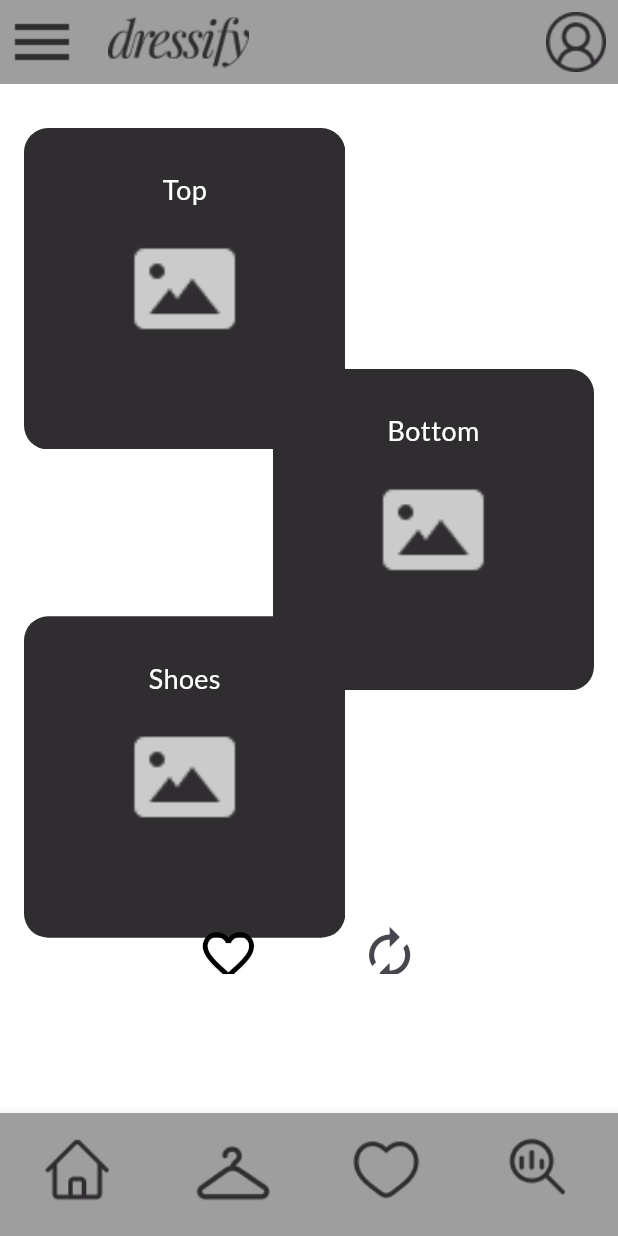
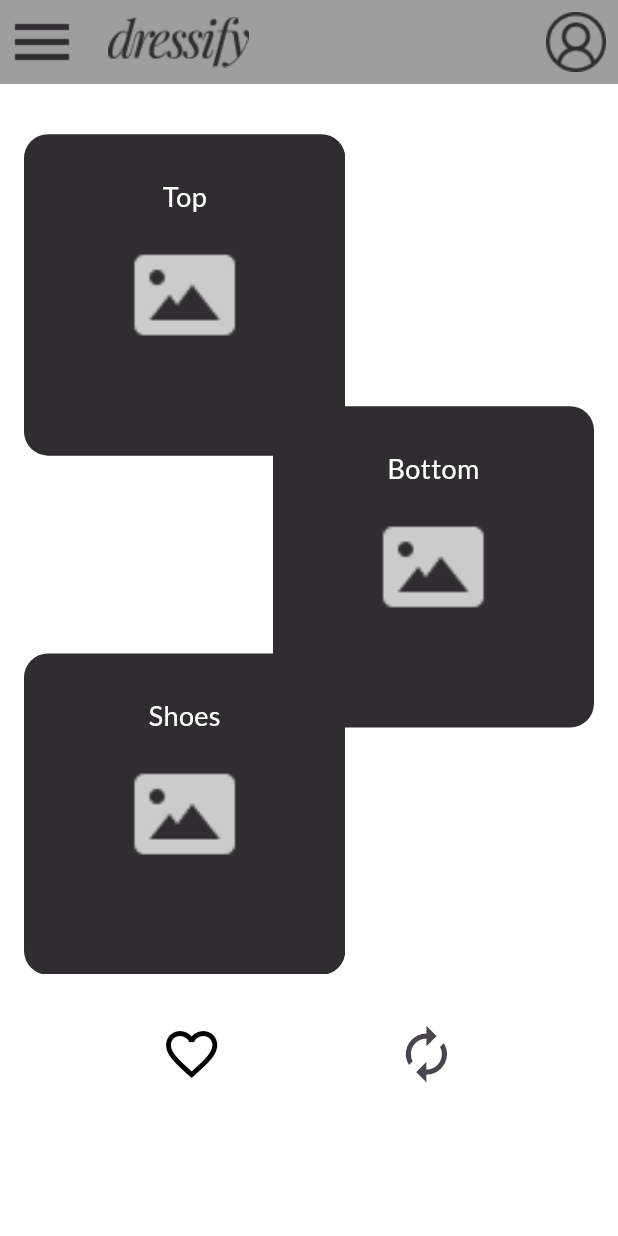
Before and after one commit to Stefania-P11/SWE-Project, a Flutter app: the screen it shows after launch, on a phone screen of 412 x 824 dp. Run offline on Flutter 3.47's test engine with Material 3 defaults, Android fonts, the phone set to English and light mode, and no system bars; our stand-ins replace cloud_firestore, firebase_core, google_fonts; accounts and stored records are empty.

Commit message:
Cleaned up the Outfit Suggestion screen

```diff
--- a/lib/screens/display_outfit_screen.dart
+++ b/lib/screens/display_outfit_screen.dart
@@ -11,72 +11,69 @@ import 'package:google_fonts/google_fonts.dart';
 // WE SAVE IT TO FAVORITES. IN WHICH CASE-- WHEN THE HEART IS TAPPED, WE CAN BRING A PUP UP FIELD
 // THAT ASKS FOR A NAME.
 
-class OutfitSuggestion extends StatelessWidget {
+class OutfitSuggestion extends StatefulWidget {
   const OutfitSuggestion({super.key});
+
+  @override
+  State<OutfitSuggestion> createState() => _OutfitSuggestionState();
+}
+
+class _OutfitSuggestionState extends State<OutfitSuggestion> {
+  bool isFavorite = false;
 
   @override
   Widget build(BuildContext context) {
     final screenWidth = MediaQuery.of(context).size.width;
     final screenHeight = MediaQuery.of(context).size.height;
 
-    bool isFavorite = false;
-
     return Scaffold(
       backgroundColor: kBackgroundColor,
       appBar: CustomAppBar(),
       body: Column(
-        mainAxisAlignment: MainAxisAlignment.spaceBetween,
+        mainAxisAlignment: MainAxisAlignment.start,
         children: [
 
-
-          // Outfit & Action Buttons Stack
+          // Scrollable Outfit Image Section
           SizedBox(
+            height: screenHeight * 0.72, // scroll area height
             width: screenWidth,
-            height: screenHeight * 0.72,
+            child: SingleChildScrollView(
+              child: Padding(
+                padding:
+                    const EdgeInsets.symmetric(horizontal: 16.0, vertical: 8.8),
+                child: SizedBox(
+                  height: screenHeight * 0.8,
                   child: Stack(
-              alignment: Alignment.center,
                     children: [
-                // Outfit Item Images
-                Padding(
-                  padding: const EdgeInsets.symmetric(
-                    horizontal: 16.0,
-                    vertical: 8.8,
-                  ),
-                  child: // Outfit Items Overlapping Using Positioned
-Stack(
-  children: [
-    // Top item (center top)
                       Positioned(
-      top: screenHeight * 0.025,
+                        top: screenHeight * 0.03,
                         left: screenWidth * 0.0,
                         child: outfitItem("Top", screenWidth),
                       ),
-
-    // Bottom item (center-right, overlapping top slightly)
                       Positioned(
-      top: screenHeight * 0.22,
+                        top: screenHeight * 0.25,
                         right: screenWidth * 0.0,
                         child: outfitItem("Bottom", screenWidth),
                       ),
-
-    // Shoes item (bottom-left, overlapping bottom slightly)
                       Positioned(
-      top: screenHeight * 0.42,
+                        top: screenHeight * 0.45,
                         left: screenWidth * 0.0,
                         child: outfitItem("Shoes", screenWidth),
                       ),
                     ],
-)
-
+                  ),
+                ),
+              ),
+            ),
           ),
 
-                // Floating Favorite Button
-                Positioned(
-                  top: screenHeight * 0.67,
-                  left: screenWidth * 0.3,
-                  child: StatefulBuilder(
-                    builder: (context, setState) {
-                      return IconButton(
+          SizedBox(height: screenHeight * 0.03),
+
+          // Buttons
+          Row(
+            mainAxisAlignment: MainAxisAlignment.spaceEvenly,
+            children: [
+              IconButton(
                 iconSize: screenWidth * 0.1,
                 icon: Icon(
                   isFavorite ? Icons.favorite : Icons.favorite_border,
@@ -86,56 +83,21 @@ Stack(
                   setState(() {
                     isFavorite = !isFavorite;
                   });
-                        },
-                      );
+
+                  // TODO: Add favorite logic here
                 },
               ),
-                ),
-
-                // Floating Regenerate Button
-                Positioned(
-                  top: screenHeight * 0.67,
-                  right: screenWidth * 0.3,
-                  child: IconButton(
+              IconButton(
                 iconSize: screenWidth * 0.1,
                 icon: const Icon(Icons.autorenew),
                 onPressed: () {
                   // TODO: Add regenerate logic here
                 },
               ),
+            ],
           ),
         ],
       ),
-          ),
-
-          // Label field (currently commented out)
-          /*
-          Padding(
-            padding: EdgeInsets.all(screenWidth * 0.025),
-            child: Container(
-              width: screenWidth * 0.7,
-              height: screenHeight * 0.055,
-              padding: EdgeInsets.all(screenWidth * 0.015),
-              decoration: ShapeDecoration(
-                color: Colors.white,
-                shape: RoundedRectangleBorder(
-                  side: BorderSide(
-                    width: 1,
-                    color: const Color(0xFF595856),
-                  ),
-                  borderRadius: BorderRadius.circular(4),
-                ),
-              ),
-              child: Text(
-                'Name your outfit',
-                style: kHintText,
-              ),
-            ),
-          ),
-          */
-        ],
-      ),
-      bottomNavigationBar: CustomNavBar(),
     );
   }
 }
```
Lines whose indentation alone changed are shown as unchanged.
